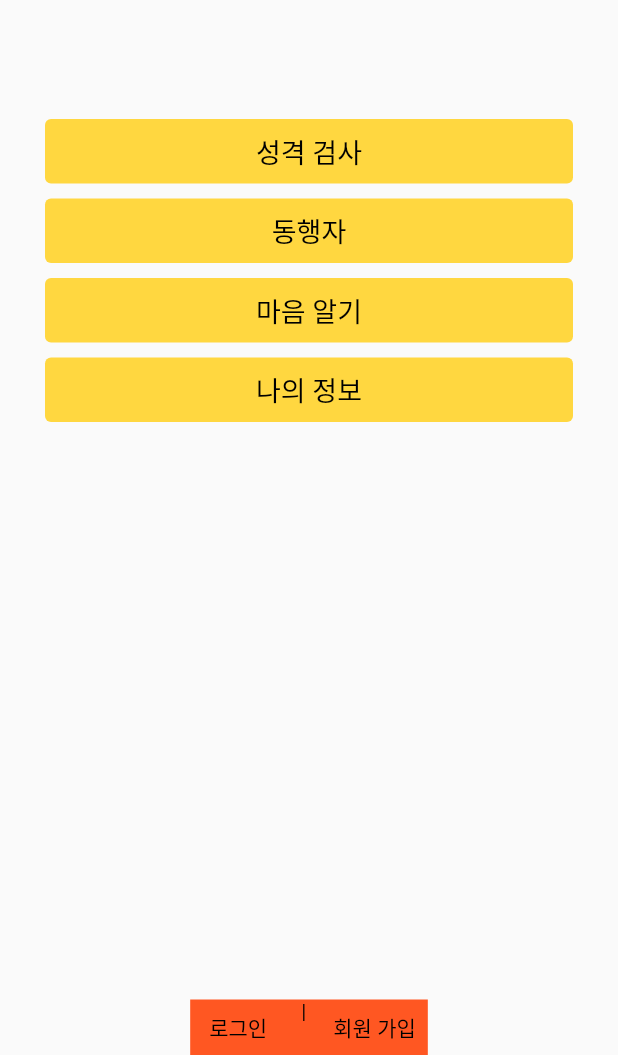
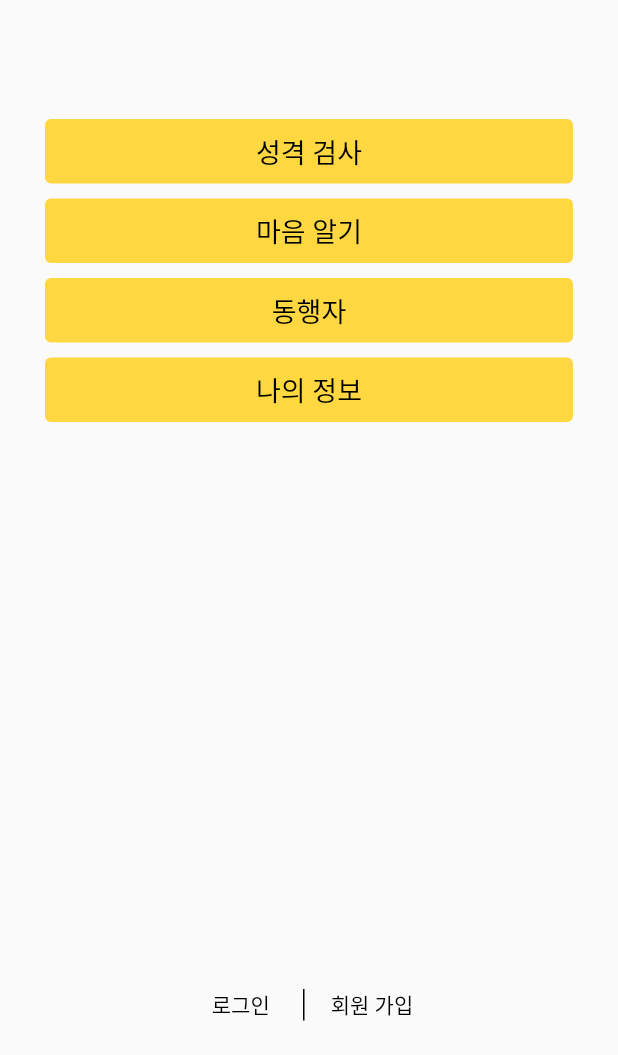
Before and after one commit to byunghyun/flutter-truth-me, a Flutter app: the screen it shows after launch, on a phone screen of 412 x 824 dp, the part 181-1236 px from its top. Run offline on Flutter 3.47's test engine with Material 2 defaults, Android fonts, the phone set to English and light mode, and no system bars.

Commit message:
feature: 디자인 시스템 분리

```diff
--- /dev/null
+++ b/lib/designSystem/TruthMenuButton.dart
@@ -0,0 +1,28 @@
+import 'package:flutter/material.dart';
+
+class TruthMenuButton extends StatelessWidget {
+  final String buttonText;
+  final VoidCallback? onPressed;
+
+  const TruthMenuButton({Key? key, required this.buttonText, this.onPressed})
+      : super(key: key);
+
+  @override
+  Widget build(BuildContext context) {
+    return TextButton(
+      style: TextButton.styleFrom(
+        tapTargetSize: MaterialTapTargetSize.shrinkWrap,
+        foregroundColor: Colors.white,
+        backgroundColor: Colors.amberAccent,
+      ),
+      onPressed: onPressed ?? () {},
+      child: Text(
+        buttonText,
+        style: const TextStyle(
+          color: Colors.black,
+          fontSize: 18,
+        ),
+      ),
+    );
+  }
+}
--- /dev/null
+++ b/lib/designSystem/TruthTextButton.dart
@@ -0,0 +1,27 @@
+import 'package:flutter/material.dart';
+
+class TruthTextButton extends StatelessWidget {
+  final String buttonText;
+  final VoidCallback? onPressed;
+
+  const TruthTextButton({Key? key, required this.buttonText, this.onPressed})
+      : super(key: key);
+
+  @override
+  Widget build(BuildContext context) {
+    return TextButton(
+      style: TextButton.styleFrom(
+        tapTargetSize: MaterialTapTargetSize.shrinkWrap,
+        foregroundColor: Colors.amberAccent,
+      ),
+      onPressed: onPressed ?? () {},
+      child: Text(
+        buttonText,
+        style: const TextStyle(
+          color: Colors.black,
+          fontSize: 14,
+        ),
+      ),
+    );
+  }
+}
--- a/lib/main.dart
+++ b/lib/main.dart
@@ -1,4 +1,7 @@
 import 'package:flutter/material.dart';
+
+import 'designSystem/TruthMenuButton.dart';
+import 'designSystem/TruthTextButton.dart';
 
 void main() {
   runApp(const MaterialApp(
@@ -36,139 +39,44 @@ class BodyContent extends StatelessWidget {
                   Container(
                     width: double.infinity,
                     margin: const EdgeInsets.symmetric(horizontal: 30),
-                    child: TextButton(
-                      style: TextButton.styleFrom(
-                        tapTargetSize: MaterialTapTargetSize.shrinkWrap,
-                        foregroundColor: Colors.white,
-                        backgroundColor: Colors.amberAccent,
-                      ),
-                      child: const Text(
-                        '성격 검사',
-                        style: TextStyle(
-                          color: Colors.black,
-                          fontSize: 18,
-                        ),
-                      ),
-                      onPressed: () {
-                        // 버튼 클릭 시 실행될 동작
-                      },
-                    ),
+                    child: const TruthMenuButton(buttonText: '성격 검사'),
                   ),
                   Container(
                     width: double.infinity,
                     margin: const EdgeInsets.symmetric(horizontal: 30),
-                    child: TextButton(
-                      style: TextButton.styleFrom(
-                        tapTargetSize: MaterialTapTargetSize.shrinkWrap,
-                        foregroundColor: Colors.white,
-                        backgroundColor: Colors.amberAccent,
-                      ),
-                      child: const Text(
-                        '동행자',
-                        style: TextStyle(
-                          color: Colors.black,
-                          fontSize: 18,
-                        ),
-                      ),
-                      onPressed: () {
-                        // 버튼 클릭 시 실행될 동작
-                      },
-                    ),
+                    child: const TruthMenuButton(buttonText: '마음 알기'),
                   ),
                   Container(
                     width: double.infinity,
                     margin: const EdgeInsets.symmetric(horizontal: 30),
-                    child: TextButton(
-                      style: TextButton.styleFrom(
-                        tapTargetSize: MaterialTapTargetSize.shrinkWrap,
-                        foregroundColor: Colors.white,
-                        backgroundColor: Colors.amberAccent,
-                      ),
-                      child: const Text(
-                        '마음 알기',
-                        style: TextStyle(
-                          color: Colors.black,
-                          fontSize: 18,
-                        ),
-                      ),
-                      onPressed: () {
-                        // 버튼 클릭 시 실행될 동작
-                      },
-                    ),
+                    child: const TruthMenuButton(buttonText: '동행자'),
                   ),
                   Container(
                     width: double.infinity,
                     margin: const EdgeInsets.symmetric(horizontal: 30),
-                    child: TextButton(
-                      style: TextButton.styleFrom(
-                        tapTargetSize: MaterialTapTargetSize.shrinkWrap,
-                        foregroundColor: Colors.white,
-                        backgroundColor: Colors.amberAccent,
-                      ),
-                      child: const Text(
-                        '나의 정보',
-                        style: TextStyle(
-                          color: Colors.black,
-                          fontSize: 18,
-                        ),
-                      ),
-                      onPressed: () {
-                        // 버튼 클릭 시 실행될 동작
-                      },
-                    ),
+                    child: const TruthMenuButton(buttonText: '나의 정보'),
                   ),
                 ],
               ),
             ),
           ),
-          Container(
-            color: Colors.deepOrange,
-            child: Wrap(
-              alignment: WrapAlignment.center,
-              direction: Axis.horizontal,
-              spacing: 10,
-              children: [
-                TextButton(
-                  style: TextButton.styleFrom(
-                    tapTargetSize: MaterialTapTargetSize.shrinkWrap,
-                    foregroundColor: Colors.amberAccent,
+          IntrinsicHeight(
+            child: Container(
+              margin: const EdgeInsets.only(bottom: 15),
+              child: const Row(
+                mainAxisAlignment: MainAxisAlignment.center,
+                children: [
+                  TruthTextButton(buttonText: '로그인'),
+                  VerticalDivider(
+                    width: 20,
+                    thickness: 1,
+                    indent: 8,
+                    endIndent: 8,
+                    color: Colors.black,
                   ),
-                  child: const Text(
-                    '로그인',
-                    style: TextStyle(
-                      color: Colors.black,
-                      fontSize: 14,
-                    ),
-                  ),
-                  onPressed: () {
-                    // 버튼 클릭 시 실행될 동작
-                  },
-                ),
-                const Text(
-                  '|',
-                  textAlign: TextAlign.center,
-                  style: TextStyle(
-                    color: Colors.black,
-                    fontSize: 14,
-                  ),
-                ),
-                TextButton(
-                  style: TextButton.styleFrom(
-                    tapTargetSize: MaterialTapTargetSize.shrinkWrap,
-                    foregroundColor: Colors.amberAccent,
-                  ),
-                  child: const Text(
-                    '회원 가입',
-                    style: TextStyle(
-                      color: Colors.black,
-                      fontSize: 14,
-                    ),
-                  ),
-                  onPressed: () {
-                    // 버튼 클릭 시 실행될 동작
-                  },
-                ),
-              ],
+                  TruthTextButton(buttonText: '회원 가입'),
+                ],
+              ),
             ),
           ),
         ],
```
